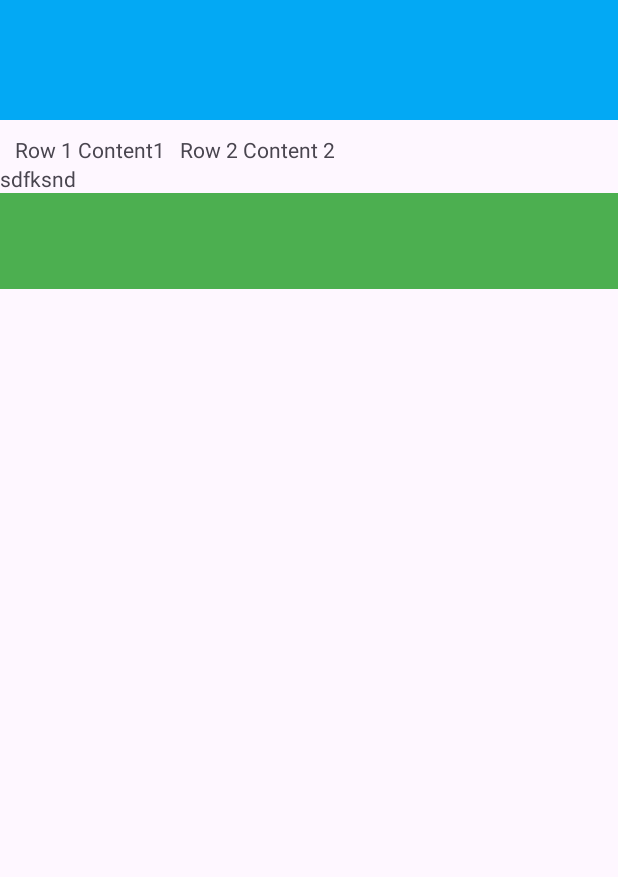
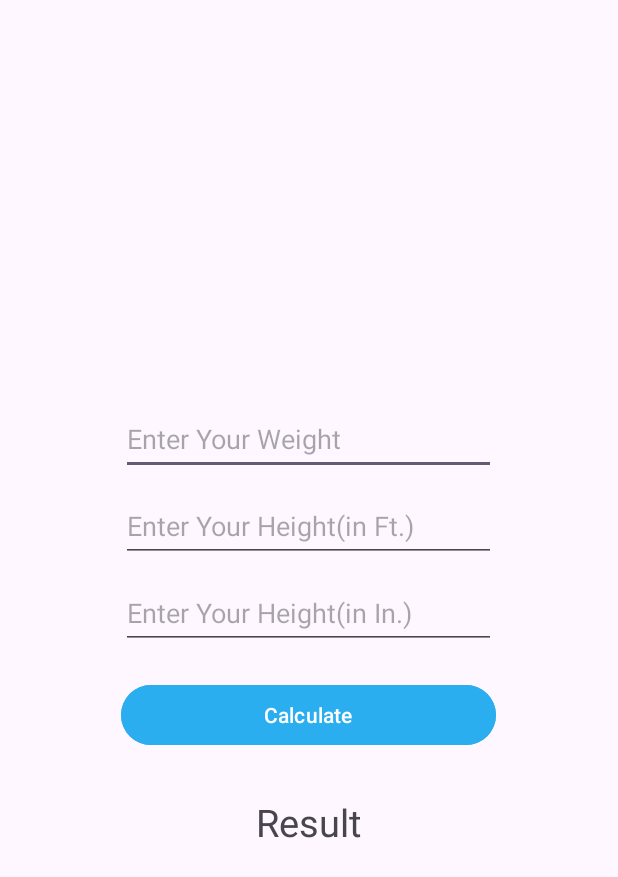
Before and after one commit to Luckykandpal021/Android-Practice, an Android app: the layout activity_main.xml on its own in the app's theme, with its tools: preview values and no code run, on a phone screen of 412 x 824 dp. Shown: the top 877 px of the screen. Run offline under Robolectric (Android 15) with nearby library versions, the phone set to English and light mode, and no system bars.

```diff
--- a/app/src/main/AndroidManifest.xml
+++ b/app/src/main/AndroidManifest.xml
@@ -14,6 +14,9 @@
         tools:targetApi="31">
         <activity
             android:name=".MainActivity"
+            android:exported="false" />
+        <activity
+            android:name=".SecondActivity"
             android:exported="true">
             <intent-filter>
                 <action android:name="android.intent.action.MAIN" />
--- a/app/src/main/java/com/example/androidpractice/MainActivity.java
+++ b/app/src/main/java/com/example/androidpractice/MainActivity.java
@@ -8,7 +8,6 @@ import android.widget.EditText;
 import android.widget.TextView;
 
 public class MainActivity extends AppCompatActivity {
-
 
     @Override
     protected void onCreate(Bundle savedInstanceState) {
@@ -21,6 +20,7 @@ public class MainActivity extends AppCompatActivity {
         TextView bmiResult = findViewById(R.id.bmiResult);
 
         bmiCalculate.setOnClickListener(v -> {
+
             int inputWeight = Integer.parseInt(editWeight.getText().toString());
             int inputHeightFt = Integer.parseInt(editHeightFt.getText().toString());
             int inputHeightIn = Integer.parseInt(editHeightIn.getText().toString());
--- /dev/null
+++ b/app/src/main/java/com/example/androidpractice/SecondActivity.java
@@ -0,0 +1,24 @@
+package com.example.androidpractice;
+
+import androidx.appcompat.app.AppCompatActivity;
+//import android.util.Log;
+import android.content.Intent;
+import android.widget.Button;
+import android.os.Bundle;
+
+public class SecondActivity extends AppCompatActivity {
+
+    @Override
+    protected void onCreate(Bundle savedInstanceState) {
+        super.onCreate(savedInstanceState);
+        setContentView(R.layout.activity_second);
+        Button nextScreen = findViewById(R.id.next);
+//        Log.d("MyApp", "This is a debug message.");
+//        Log.e("MyApp", "An error occurred!");
+        nextScreen.setOnClickListener(V-> {
+                Intent iNext = new Intent(SecondActivity.this, MainActivity.class);
+                startActivity(iNext);
+
+        });
+    }
+}
--- a/app/src/main/res/layout/activity_main.xml
+++ b/app/src/main/res/layout/activity_main.xml
@@ -1,39 +1,54 @@
 <LinearLayout xmlns:android="http://schemas.android.com/apk/res/android"
-    xmlns:app="http://schemas.android.com/apk/res-auto"
     xmlns:tools="http://schemas.android.com/tools"
     android:layout_width="match_parent"
     android:layout_height="match_parent"
     android:orientation="vertical"
+    android:gravity="center"
+    android:backgroundTint="@color/white"
     tools:context=".MainActivity">
-
-    <View
-        android:layout_width="match_parent"
-        android:layout_height="80dp"
-        android:background="#03A9F4"/>
-    <LinearLayout android:layout_height="wrap_content" android:layout_width="match_parent" android:orientation="horizontal">
-        <TextView
-            android:layout_width="wrap_content"
-            android:layout_height="wrap_content"
-            android:layout_marginLeft="10dp"
-            android:layout_marginTop="10dp"
-            android:text="Row 1 Content1"/>
-        <TextView
-            android:layout_width="wrap_content"
-            android:layout_height="wrap_content"
-            android:layout_marginTop="10dp"
-            android:layout_marginLeft="10dp"
-            android:text="Row 2 Content 2"/>
-    </LinearLayout>
-    <TextView android:layout_width="wrap_content" android:layout_height="wrap_content"
-        android:text="sdfksnd"/>
-
-    <androidx.appcompat.widget.Toolbar
-        android:id="@+id/toolbar2"
-        android:layout_width="match_parent"
+    <EditText
+        android:layout_width="250dp"
+        android:layout_height="48dp"
+        android:hint="@string/weightHint"
+        android:inputType="number"
+        android:maxLength="3"
+        android:autofillHints="weight"
+        android:singleLine="true"
+        android:layout_marginTop="10dp"
+        android:id="@+id/editWeight"/>
+    <EditText
+        android:layout_width="250dp"
+        android:layout_height="48dp"
+        android:autofillHints="Height"
+        android:hint="@string/heightFtHint"
+        android:inputType="number"
+        android:maxLength="3"
+        android:layout_marginTop="10dp"
+        android:singleLine="true"
+        android:id="@+id/editHeightFt"/>
+    <EditText
+        android:layout_width="250dp"
+        android:layout_height="48dp"
+        android:hint="@string/heightInHint"
+        android:id="@+id/editHeightIn"
+        android:autofillHints="Height"
+        android:layout_marginTop="10dp"
+        android:inputType="number"
+        android:maxLength="3"
+        android:singleLine="true"/>
+    <Button
+        android:layout_width="250dp"
         android:layout_height="wrap_content"
-        android:background="#4CAF50"
-        android:minHeight="?attr/actionBarSize"
-        android:theme="?attr/actionBarTheme" />
-
+        android:layout_marginTop="20dp"
+        android:text="@string/calculateBMI"
+        android:backgroundTint="@color/bmiCalc"
+        android:id="@+id/bmiCalculate"/>
+    <TextView
+        android:layout_width="wrap_content"
+        android:layout_height="wrap_content"
+        android:layout_marginTop="30dp"
+        android:text="@string/resultBmi"
+        android:textSize="25sp"
+        android:id="@+id/bmiResult"/>
 
 </LinearLayout>
--- /dev/null
+++ b/app/src/main/res/layout/activity_second.xml
@@ -0,0 +1,16 @@
+<LinearLayout xmlns:android="http://schemas.android.com/apk/res/android"
+    xmlns:tools="http://schemas.android.com/tools"
+    android:layout_width="match_parent"
+    android:layout_height="match_parent"
+    android:orientation="vertical"
+    android:gravity="bottom|end"
+    tools:context=".SecondActivity">
+    <Button
+        android:layout_width="wrap_content"
+        android:layout_height="wrap_content"
+        android:backgroundTint="@color/bmiCalc"
+        android:text="@string/next"
+        android:textSize="25sp"
+        android:layout_margin="25dp"
+        android:id="@+id/next"/>
+</LinearLayout>
--- a/app/src/main/res/values/strings.xml
+++ b/app/src/main/res/values/strings.xml
@@ -4,4 +4,6 @@
     <string name="heightFtHint">Enter Your Height(in Ft.)</string>
     <string name="heightInHint">Enter Your Height(in In.)</string>
     <string name="calculateBMI">Calculate</string>
+    <string name="next">Next</string>
+    <string name="resultBmi">Result</string>
 </resources>
```
